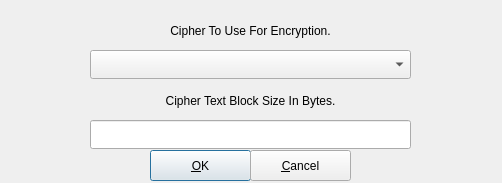
Qt form src/cryfscreateoptions.ui (mhogomchungu/sirikali) before a commit.
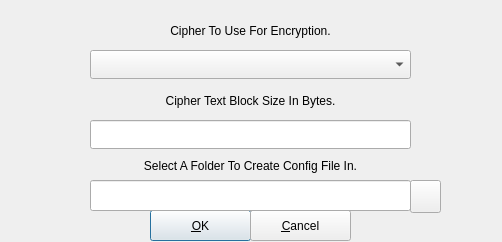
The same form after that commit.

Commit message: readd options to set config file path when creating volumes,the feature was lost during refactoring

```diff
--- a/src/cryfscreateoptions.ui
+++ b/src/cryfscreateoptions.ui
@@ -7,7 +7,7 @@
     <x>0</x>
     <y>0</y>
     <width>502</width>
-    <height>183</height>
+    <height>242</height>
    </rect>
   </property>
   <property name="windowTitle">
@@ -72,7 +72,7 @@
    <property name="geometry">
     <rect>
      <x>150</x>
-     <y>150</y>
+     <y>210</y>
      <width>101</width>
      <height>31</height>
     </rect>
@@ -85,7 +85,7 @@
    <property name="geometry">
     <rect>
      <x>250</x>
-     <y>150</y>
+     <y>210</y>
      <width>101</width>
      <height>31</height>
     </rect>
@@ -94,6 +94,51 @@
     <string>&amp;Cancel</string>
    </property>
   </widget>
+  <widget class="QLabel" name="label_3">
+   <property name="geometry">
+    <rect>
+     <x>10</x>
+     <y>150</y>
+     <width>481</width>
+     <height>31</height>
+    </rect>
+   </property>
+   <property name="text">
+    <string>Select A Folder To Create Config File In.</string>
+   </property>
+   <property name="alignment">
+    <set>Qt::AlignCenter</set>
+   </property>
+  </widget>
+  <widget class="QLineEdit" name="lineEdit_2">
+   <property name="geometry">
+    <rect>
+     <x>90</x>
+     <y>180</y>
+     <width>321</width>
+     <height>31</height>
+    </rect>
+   </property>
+   <property name="text">
+    <string/>
+   </property>
+   <property name="readOnly">
+    <bool>true</bool>
+   </property>
+  </widget>
+  <widget class="QPushButton" name="pbConfigPath">
+   <property name="geometry">
+    <rect>
+     <x>410</x>
+     <y>180</y>
+     <width>31</width>
+     <height>33</height>
+    </rect>
+   </property>
+   <property name="text">
+    <string/>
+   </property>
+  </widget>
  </widget>
  <resources/>
  <connections/>
```
The commit also changes 8 other files.
